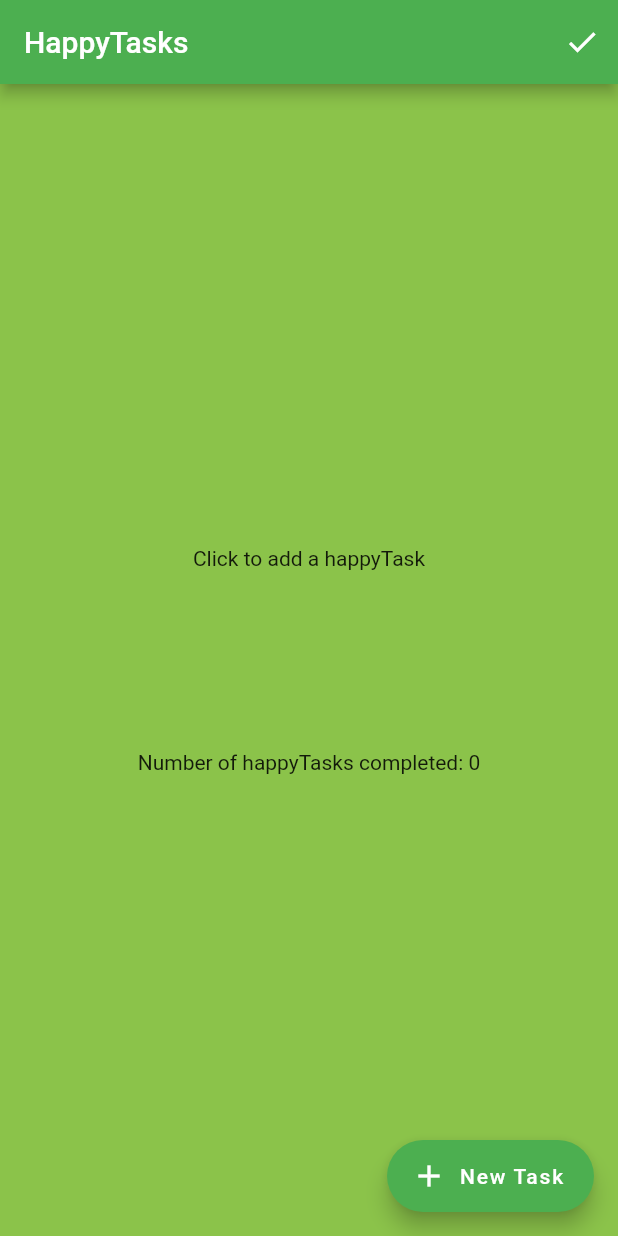
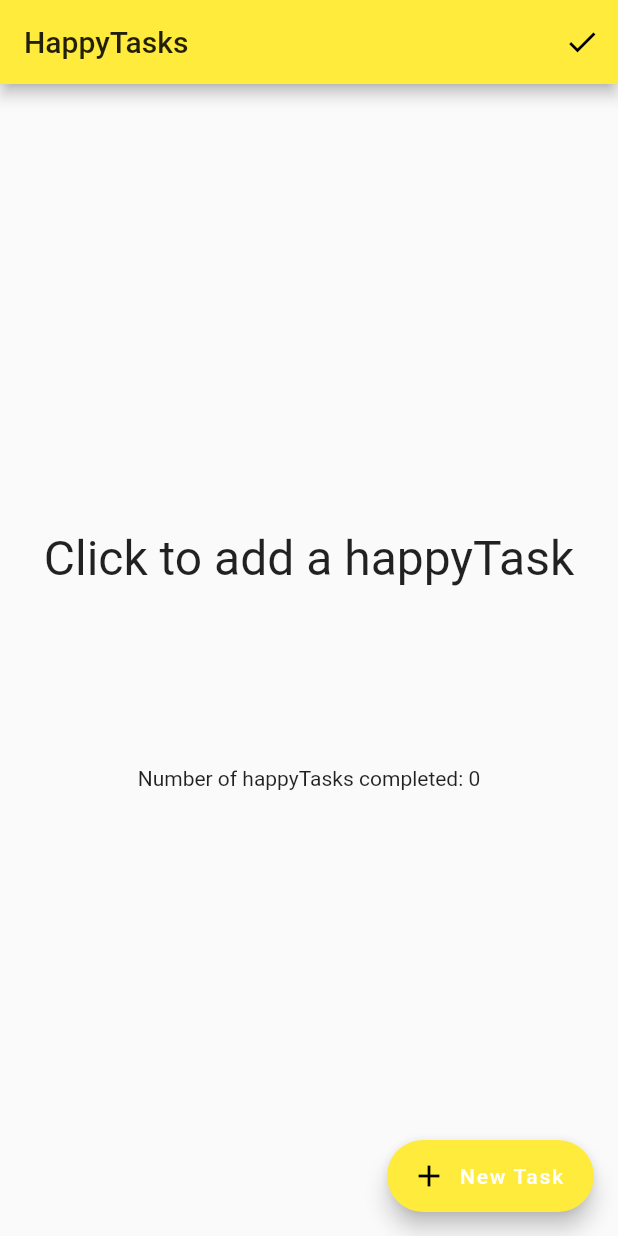
Before and after one commit to jaydedevyn/happy-tasks, a Flutter app: the screen it shows after launch, on a phone screen of 412 x 824 dp. Run offline on Flutter 3.47's test engine with Material 2 defaults, Android fonts, the phone set to English and light mode, and no system bars; our stand-ins replace cloud_firestore, flare_flutter; accounts and stored records are empty.

Commit message:
text styles

```diff
--- a/lib/happy-task-item.dart
+++ b/lib/happy-task-item.dart
@@ -15,7 +15,6 @@ class HappyTaskItem extends StatelessWidget {
         Flexible(
             child: ListTile(
           leading: new CircleAvatar(
-            backgroundColor: Colors.white30,
             child: FlareActor(
               'assets/star.flr',
               fit: BoxFit.contain,
@@ -25,6 +24,7 @@ class HappyTaskItem extends StatelessWidget {
           ),
           title: new Text(
             happyTask.title,
+            style: TextStyle(fontSize: 24.0)
           ),
         ))
       ]),
--- a/lib/main.dart
+++ b/lib/main.dart
@@ -9,7 +9,7 @@ class HappyTasks extends StatelessWidget {
     return MaterialApp(
       debugShowCheckedModeBanner: false,
       theme: ThemeData(
-        primarySwatch: Colors.green,
+        primarySwatch: Colors.yellow,
       ),
       home: HomeScreen(),
        routes: <String, WidgetBuilder>{
--- a/lib/screens/home.dart
+++ b/lib/screens/home.dart
@@ -1,4 +1,5 @@
 import 'package:cloud_firestore/cloud_firestore.dart';
+import 'package:flare_flutter/flare_actor.dart';
 import 'package:flutter/material.dart';
 import 'package:happy_tasks/happy-task-item.dart';
 import 'package:happy_tasks/models/happy-task.dart';
@@ -15,9 +16,11 @@ class _HomeScreenState extends State<HomeScreen> {
   Map<String, HappyTask> completedTasks = {};
   Map<String, HappyTask> skippedTasks = {};
   bool _loading = false;
+  bool _showConfetti = false;
   HappyTask currentTask = new HappyTask();
 
   void _toggleLoading() => setState(() => _loading = !_loading);
+  void _toggleConfetti() => setState(() => _showConfetti = !_showConfetti);
 
   void _getHappyTask() async {
     _toggleLoading();
@@ -50,27 +53,38 @@ class _HomeScreenState extends State<HomeScreen> {
           ),
         ],
       ),
-
-      backgroundColor: Colors.lightGreen,
       body: Center(
           child: Column(
               mainAxisAlignment: MainAxisAlignment.center,
               children: <Widget>[
             currentTask.id == null
-                ? Text(
-                    'Click to add a happyTask',
-                  )
+                ? Text('Click to add a happyTask',
+                    style: TextStyle(fontSize: 32.0))
+                : Container(),
+            _showConfetti
+                ? Container(
+                    height: 200.0,
+                    width: 200.0,
+                    child: FlareActor(
+                      'assets/confetti.flr',
+                      fit: BoxFit.contain,
+                      alignment: Alignment.center,
+                      animation: 'go',
+                    ))
                 : Container(),
             currentTask.id != null
                 ? HappyTaskItem(
                     happyTask: currentTask,
                     onTap: () {
-                      setState(() {
-                        currentTask.isCompleted = true;
-                        completedTasks[currentTask.id] = currentTask;
+                      _toggleConfetti();
+                      Future.delayed(const Duration(milliseconds: 1500), () {
+                        setState(() {
+                          currentTask.isCompleted = true;
+                          completedTasks[currentTask.id] = currentTask;
+                        });
+                        _toggleConfetti();
+                        _getHappyTask();
                       });
-
-                      _getHappyTask();
                     })
                 : Container(),
             SizedBox(
```
Also changed, not shown: pubspec.yaml (+8 -0 lines), assets/smile.png (added), pubspec.lock, 1 other file.
